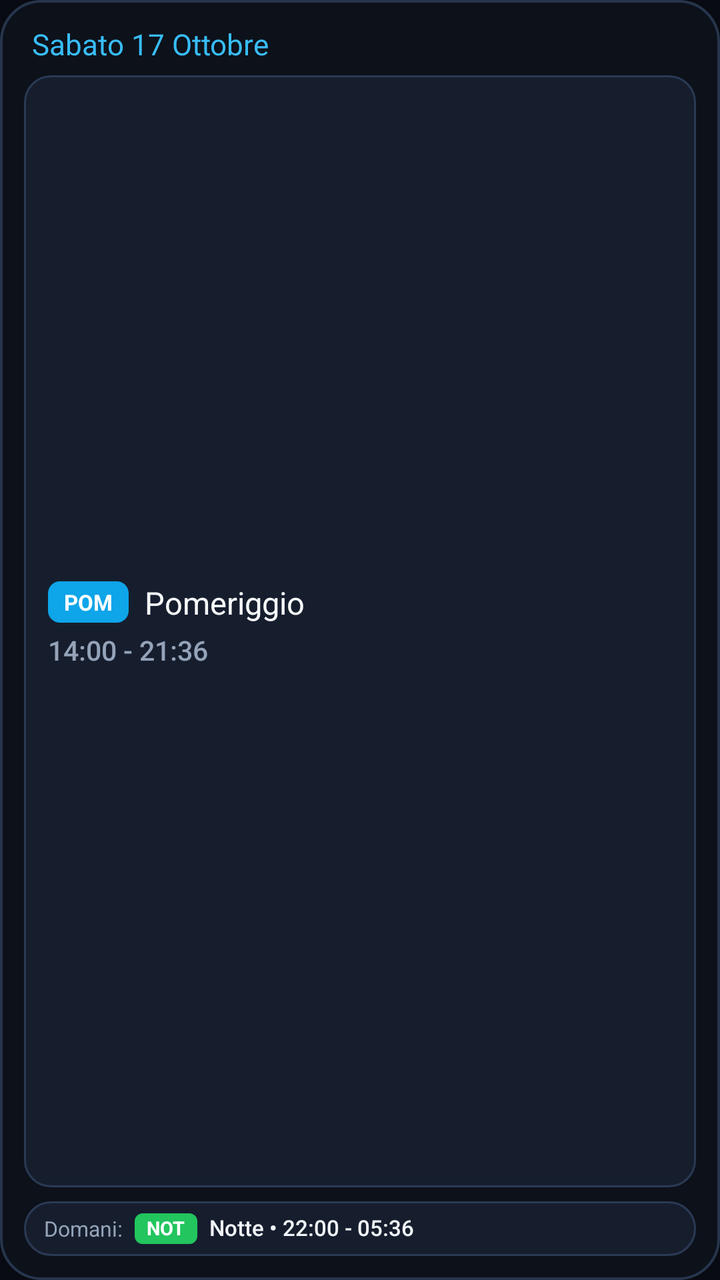
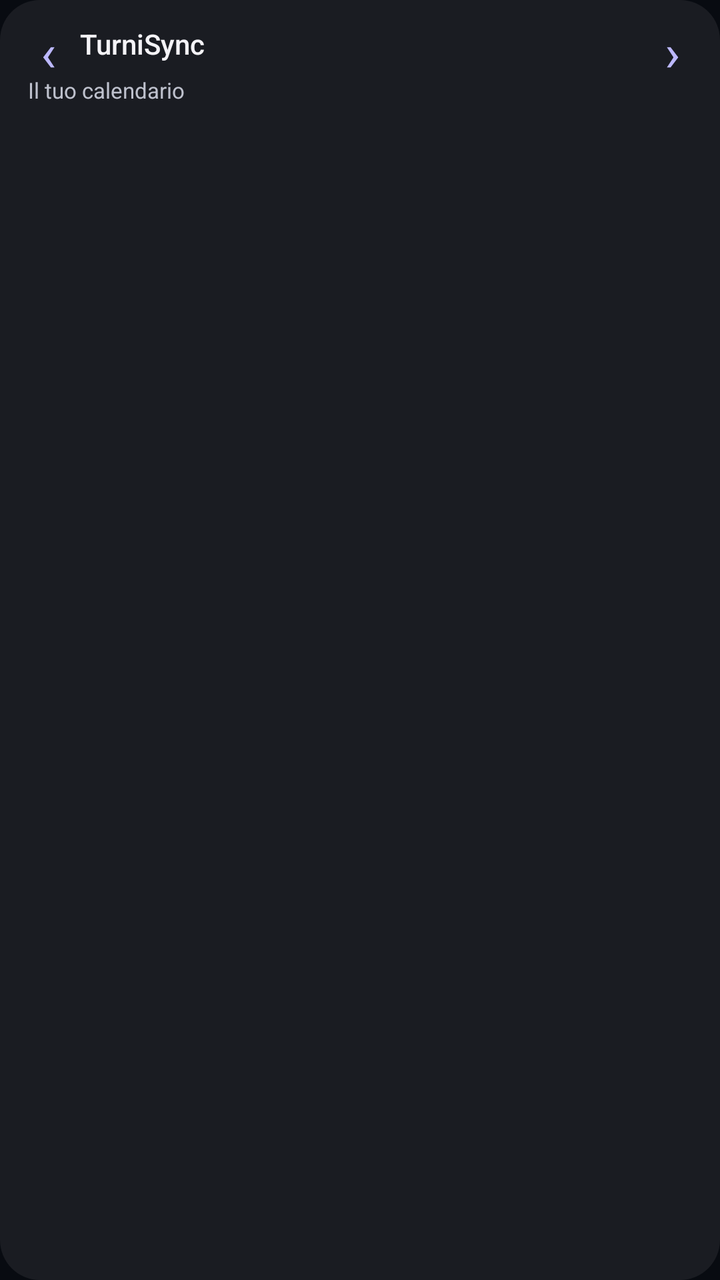

An Android layout rendered at two revisions. The XML below is the earlier revision; the diff shows what the commit changed to produce the second picture.
<!-- AndroidManifest.xml: application theme Theme.CalendarioTurni -->
<!-- res/layout/widget_today_tomorrow.xml -->
<?xml version="1.0" encoding="utf-8"?>
<LinearLayout xmlns:android="http://schemas.android.com/apk/res/android"
    android:id="@+id/widget_tt_root"
    android:layout_width="match_parent"
    android:layout_height="match_parent"
    android:background="@drawable/bg_widget_container"
    android:orientation="vertical"
    android:padding="12dp">

    
    <LinearLayout
        android:layout_width="match_parent"
        android:layout_height="wrap_content"
        android:gravity="center_vertical"
        android:orientation="horizontal"
        android:paddingStart="4dp"
        android:paddingEnd="4dp"
        android:paddingBottom="6dp">

        <TextView
            android:id="@+id/widget_tt_header_date"
            android:layout_width="match_parent"
            android:layout_height="wrap_content"
            android:fontFamily="sans-serif-bold"
            android:singleLine="true"
            android:text="Sabato 17 Ottobre"
            android:textColor="#38BDF8"
            android:textSize="14.5sp" />
    </LinearLayout>

    
    <LinearLayout
        android:id="@+id/widget_tt_today_card"
        android:layout_width="match_parent"
        android:layout_height="0dp"
        android:layout_weight="1"
        android:background="@drawable/bg_widget_card"
        android:gravity="center_vertical"
        android:orientation="vertical"
        android:paddingStart="12dp"
        android:paddingTop="9dp"
        android:paddingEnd="12dp"
        android:paddingBottom="9dp">

        <LinearLayout
            android:layout_width="match_parent"
            android:layout_height="wrap_content"
            android:gravity="center_vertical"
            android:orientation="horizontal">

            <TextView
                android:id="@+id/widget_tt_code_pill"
                android:layout_width="wrap_content"
                android:layout_height="wrap_content"
                android:background="@drawable/bg_widget_badge"
                android:paddingStart="8dp"
                android:paddingTop="3dp"
                android:paddingEnd="8dp"
                android:paddingBottom="3dp"
                android:text="POM"
                android:textColor="#FFFFFF"
                android:textSize="11sp"
                android:textStyle="bold" />

            <TextView
                android:id="@+id/widget_tt_shift_name"
                android:layout_width="0dp"
                android:layout_height="wrap_content"
                android:layout_marginStart="8dp"
                android:layout_weight="1"
                android:ellipsize="end"
                android:fontFamily="sans-serif-bold"
                android:singleLine="true"
                android:text="Pomeriggio"
                android:textColor="#F8FAFC"
                android:textSize="15.5sp" />

            
            <LinearLayout
                android:id="@+id/widget_tt_dots"
                android:layout_width="wrap_content"
                android:layout_height="wrap_content"
                android:layout_marginStart="6dp"
                android:gravity="center_vertical"
                android:orientation="horizontal"
                android:visibility="gone">

                <ImageView
                    android:id="@+id/widget_tt_dot_1"
                    android:layout_width="5dp"
                    android:layout_height="5dp"
                    android:layout_marginEnd="2dp"
                    android:src="@drawable/bg_widget_dot"
                    android:visibility="gone" />

                <ImageView
                    android:id="@+id/widget_tt_dot_2"
                    android:layout_width="5dp"
                    android:layout_height="5dp"
                    android:layout_marginEnd="2dp"
                    android:src="@drawable/bg_widget_dot"
                    android:visibility="gone" />

                <ImageView
                    android:id="@+id/widget_tt_dot_3"
                    android:layout_width="5dp"
                    android:layout_height="5dp"
                    android:src="@drawable/bg_widget_dot"
                    android:visibility="gone" />
            </LinearLayout>
        </LinearLayout>

        <TextView
            android:id="@+id/widget_tt_shift_hours"
            android:layout_width="wrap_content"
            android:layout_height="wrap_content"
            android:layout_marginTop="4dp"
            android:fontFamily="sans-serif-medium"
            android:text="14:00 - 21:36"
            android:textColor="#94A3B8"
            android:textSize="13.5sp" />

        
        <LinearLayout
            android:id="@+id/widget_tt_extra_row"
            android:layout_width="match_parent"
            android:layout_height="wrap_content"
            android:layout_marginTop="6dp"
            android:gravity="center_vertical"
            android:orientation="horizontal">

            <TextView
                android:id="@+id/widget_tt_overtime_badge"
                android:layout_width="wrap_content"
                android:layout_height="wrap_content"
                android:layout_marginEnd="6dp"
                android:background="@drawable/bg_badge_amber"
                android:paddingStart="7dp"
                android:paddingTop="2dp"
                android:paddingEnd="7dp"
                android:paddingBottom="2dp"
                android:text="+2h Straordinario"
                android:textColor="#FFFFFF"
                android:textSize="10sp"
                android:textStyle="bold"
                android:visibility="gone" />

            <TextView
                android:id="@+id/widget_tt_oncall_badge"
                android:layout_width="wrap_content"
                android:layout_height="wrap_content"
                android:layout_marginEnd="6dp"
                android:background="@drawable/bg_badge_purple"
                android:paddingStart="7dp"
                android:paddingTop="2dp"
                android:paddingEnd="7dp"
                android:paddingBottom="2dp"
                android:text="🔔 Reperibile"
                android:textColor="#FFFFFF"
                android:textSize="10sp"
                android:textStyle="bold"
                android:visibility="gone" />

            <TextView
                android:id="@+id/widget_tt_trasferta_badge"
                android:layout_width="wrap_content"
                android:layout_height="wrap_content"
                android:background="@drawable/bg_badge_emerald"
                android:paddingStart="7dp"
                android:paddingTop="2dp"
                android:paddingEnd="7dp"
                android:paddingBottom="2dp"
                android:text="✈ Trasferta"
                android:textColor="#FFFFFF"
                android:textSize="10sp"
                android:textStyle="bold"
                android:visibility="gone" />
        </LinearLayout>

        
        <TextView
            android:id="@+id/widget_tt_notes"
            android:layout_width="match_parent"
            android:layout_height="wrap_content"
            android:layout_marginTop="5dp"
            android:ellipsize="end"
            android:fontFamily="sans-serif-medium"
            android:maxLines="2"
            android:textColor="#CBD5E1"
            android:textSize="10.5sp"
            android:visibility="gone" />
    </LinearLayout>

    
    <LinearLayout
        android:id="@+id/widget_tt_tomorrow_card"
        android:layout_width="match_parent"
        android:layout_height="wrap_content"
        android:layout_marginTop="7dp"
        android:background="@drawable/bg_widget_card"
        android:gravity="center_vertical"
        android:orientation="horizontal"
        android:paddingStart="10dp"
        android:paddingTop="6dp"
        android:paddingEnd="10dp"
        android:paddingBottom="6dp">

        <TextView
            android:id="@+id/widget_tt_tomorrow_label"
            android:layout_width="wrap_content"
            android:layout_height="wrap_content"
            android:fontFamily="sans-serif-bold"
            android:text="Domani:"
            android:textColor="#94A3B8"
            android:textSize="10.5sp" />

        <TextView
            android:id="@+id/widget_tt_tomorrow_badge"
            android:layout_width="wrap_content"
            android:layout_height="wrap_content"
            android:layout_marginStart="6dp"
            android:background="@drawable/bg_badge_green"
            android:includeFontPadding="false"
            android:maxLines="1"
            android:paddingStart="6dp"
            android:paddingTop="2dp"
            android:paddingEnd="6dp"
            android:paddingBottom="2dp"
            android:singleLine="true"
            android:text="NOT"
            android:textColor="#FFFFFF"
            android:textSize="9.5sp"
            android:textStyle="bold" />

        <TextView
            android:id="@+id/widget_tt_tomorrow_shift"
            android:layout_width="0dp"
            android:layout_height="wrap_content"
            android:layout_marginStart="6dp"
            android:layout_weight="1"
            android:ellipsize="end"
            android:fontFamily="sans-serif-medium"
            android:includeFontPadding="false"
            android:maxLines="1"
            android:singleLine="true"
            android:text="Notte • 22:00 - 05:36"
            android:textColor="#F1F5F9"
            android:textSize="11sp" />
    </LinearLayout>

</LinearLayout>
<!-- resources referenced by this layout -->
<resources>
  <!-- drawable bg_badge_amber (drawable) -->
  ﻿<?xml version="1.0" encoding="utf-8"?>
  <shape xmlns:android="http://schemas.android.com/apk/res/android"
      android:shape="rectangle">
      <solid android:color="#F59E0B" />
      <corners android:radius="4dp" />
  </shape>
  <!-- drawable bg_badge_emerald (drawable) -->
  ﻿<?xml version="1.0" encoding="utf-8"?>
  <shape xmlns:android="http://schemas.android.com/apk/res/android"
      android:shape="rectangle">
      <solid android:color="#10B981" />
      <corners android:radius="4dp" />
  </shape>
  <!-- drawable bg_badge_green (drawable) -->
  ﻿<?xml version="1.0" encoding="utf-8"?>
  <shape xmlns:android="http://schemas.android.com/apk/res/android"
      android:shape="rectangle">
      <solid android:color="#22C55E" />
      <corners android:radius="4dp" />
  </shape>
  <!-- drawable bg_badge_purple (drawable) -->
  <?xml version="1.0" encoding="utf-8"?>
  <shape xmlns:android="http://schemas.android.com/apk/res/android"
      android:shape="rectangle">
      <solid android:color="#8B5CF6" />
      <corners android:radius="4dp" />
  </shape>
  <!-- drawable bg_widget_badge (drawable) -->
  <?xml version="1.0" encoding="utf-8"?>
  <shape xmlns:android="http://schemas.android.com/apk/res/android"
      android:shape="rectangle">
      <solid android:color="#0EA5E9" />
      <corners android:radius="6dp" />
  </shape>
  <!-- drawable bg_widget_card (drawable) -->
  <?xml version="1.0" encoding="utf-8"?>
  <shape xmlns:android="http://schemas.android.com/apk/res/android"
      android:shape="rectangle">
      <solid android:color="#161E2E" />
      <corners android:radius="13dp" />
      <stroke
          android:width="1dp"
          android:color="#2A3A54" />
  </shape>
  <!-- drawable bg_widget_container (drawable) -->
  <?xml version="1.0" encoding="utf-8"?>
  <shape xmlns:android="http://schemas.android.com/apk/res/android"
      android:shape="rectangle">
      <solid android:color="#0D111A" />
      <corners android:radius="20dp" />
      <stroke
          android:width="1.2dp"
          android:color="#26354D" />
  </shape>
  <!-- drawable bg_widget_dot (drawable) -->
  <?xml version="1.0" encoding="utf-8"?>
  <shape xmlns:android="http://schemas.android.com/apk/res/android"
      android:shape="oval">
      <solid android:color="#FFFFFF" />
      <size
          android:width="4.5dp"
          android:height="4.5dp" />
  </shape>
  <style name="Theme.CalendarioTurni" parent="android:Theme.Material.NoActionBar">
          <item name="android:statusBarColor">#080B11</item>
          <item name="android:navigationBarColor">#080B11</item>
          <item name="android:windowBackground">#080B11</item>
      </style>
</resources>

<!-- the commit's change to res/layout/widget_today_tomorrow.xml (unified diff, before → after) -->
@@ -1,251 +1,12 @@
 <?xml version="1.0" encoding="utf-8"?>
 <LinearLayout xmlns:android="http://schemas.android.com/apk/res/android"
-    android:id="@+id/widget_tt_root"
-    android:layout_width="match_parent"
-    android:layout_height="match_parent"
-    android:background="@drawable/bg_widget_container"
-    android:orientation="vertical"
-    android:padding="12dp">
-
-    
-    <LinearLayout
-        android:layout_width="match_parent"
-        android:layout_height="wrap_content"
-        android:gravity="center_vertical"
-        android:orientation="horizontal"
-        android:paddingStart="4dp"
-        android:paddingEnd="4dp"
-        android:paddingBottom="6dp">
-
-        <TextView
-            android:id="@+id/widget_tt_header_date"
-            android:layout_width="match_parent"
-            android:layout_height="wrap_content"
-            android:fontFamily="sans-serif-bold"
-            android:singleLine="true"
-            android:text="Sabato 17 Ottobre"
-            android:textColor="#38BDF8"
-            android:textSize="14.5sp" />
+    android:id="@+id/widget_root" android:layout_width="match_parent" android:layout_height="match_parent"
+    android:orientation="vertical" android:background="@drawable/bg_widget_turnisync_dark" android:padding="8dp">
+    <LinearLayout android:layout_width="match_parent" android:layout_height="28dp" android:orientation="horizontal" android:gravity="center_vertical">
+        <TextView android:id="@+id/widget_previous" android:layout_width="32dp" android:layout_height="match_parent" android:gravity="center" android:text="‹" android:textSize="26sp" android:textColor="#BCB8FF" android:contentDescription="Periodo precedente" />
+        <TextView android:id="@+id/widget_title" android:layout_width="0dp" android:layout_weight="1" android:layout_height="match_parent" android:gravity="center_vertical" android:text="TurniSync" android:textSize="14sp" android:fontFamily="sans-serif-medium" android:singleLine="true" android:ellipsize="end" android:textColor="#F4F3F7" />
+        <TextView android:id="@+id/widget_next" android:layout_width="32dp" android:layout_height="match_parent" android:gravity="center" android:text="›" android:textSize="26sp" android:textColor="#BCB8FF" android:contentDescription="Periodo successivo" />
     </LinearLayout>
-
-    
-    <LinearLayout
-        android:id="@+id/widget_tt_today_card"
-        android:layout_width="match_parent"
-        android:layout_height="0dp"
-        android:layout_weight="1"
-        android:background="@drawable/bg_widget_card"
-        android:gravity="center_vertical"
-        android:orientation="vertical"
-        android:paddingStart="12dp"
-        android:paddingTop="9dp"
-        android:paddingEnd="12dp"
-        android:paddingBottom="9dp">
-
-        <LinearLayout
-            android:layout_width="match_parent"
-            android:layout_height="wrap_content"
-            android:gravity="center_vertical"
-            android:orientation="horizontal">
-
-            <TextView
-                android:id="@+id/widget_tt_code_pill"
-                android:layout_width="wrap_content"
-                android:layout_height="wrap_content"
-                android:background="@drawable/bg_widget_badge"
-                android:paddingStart="8dp"
-                android:paddingTop="3dp"
-                android:paddingEnd="8dp"
-                android:paddingBottom="3dp"
-                android:text="POM"
-                android:textColor="#FFFFFF"
-                android:textSize="11sp"
-                android:textStyle="bold" />
-
-            <TextView
-                android:id="@+id/widget_tt_shift_name"
-                android:layout_width="0dp"
-                android:layout_height="wrap_content"
-                android:layout_marginStart="8dp"
-                android:layout_weight="1"
-                android:ellipsize="end"
-                android:fontFamily="sans-serif-bold"
-                android:singleLine="true"
-                android:text="Pomeriggio"
-                android:textColor="#F8FAFC"
-                android:textSize="15.5sp" />
-
-            
-            <LinearLayout
-                android:id="@+id/widget_tt_dots"
-                android:layout_width="wrap_content"
-                android:layout_height="wrap_content"
-                android:layout_marginStart="6dp"
-                android:gravity="center_vertical"
-                android:orientation="horizontal"
-                android:visibility="gone">
-
-                <ImageView
-                    android:id="@+id/widget_tt_dot_1"
-                    android:layout_width="5dp"
-                    android:layout_height="5dp"
-                    android:layout_marginEnd="2dp"
-                    android:src="@drawable/bg_widget_dot"
-                    android:visibility="gone" />
-
-                <ImageView
-                    android:id="@+id/widget_tt_dot_2"
-                    android:layout_width="5dp"
-                    android:layout_height="5dp"
-                    android:layout_marginEnd="2dp"
-                    android:src="@drawable/bg_widget_dot"
-                    android:visibility="gone" />
-
-                <ImageView
-                    android:id="@+id/widget_tt_dot_3"
-                    android:layout_width="5dp"
-                    android:layout_height="5dp"
-                    android:src="@drawable/bg_widget_dot"
-                    android:visibility="gone" />
-            </LinearLayout>
-        </LinearLayout>
-
-        <TextView
-            android:id="@+id/widget_tt_shift_hours"
-            android:layout_width="wrap_content"
-            android:layout_height="wrap_content"
-            android:layout_marginTop="4dp"
-            android:fontFamily="sans-serif-medium"
-            android:text="14:00 - 21:36"
-            android:textColor="#94A3B8"
-            android:textSize="13.5sp" />
-
-        
-        <LinearLayout
-            android:id="@+id/widget_tt_extra_row"
-            android:layout_width="match_parent"
-            android:layout_height="wrap_content"
-            android:layout_marginTop="6dp"
-            android:gravity="center_vertical"
-            android:orientation="horizontal">
-
-            <TextView
-                android:id="@+id/widget_tt_overtime_badge"
-                android:layout_width="wrap_content"
-                android:layout_height="wrap_content"
-                android:layout_marginEnd="6dp"
-                android:background="@drawable/bg_badge_amber"
-                android:paddingStart="7dp"
-                android:paddingTop="2dp"
-                android:paddingEnd="7dp"
-                android:paddingBottom="2dp"
-                android:text="+2h Straordinario"
-                android:textColor="#FFFFFF"
-                android:textSize="10sp"
-                android:textStyle="bold"
-                android:visibility="gone" />
-
-            <TextView
-                android:id="@+id/widget_tt_oncall_badge"
-                android:layout_width="wrap_content"
-                android:layout_height="wrap_content"
-                android:layout_marginEnd="6dp"
-                android:background="@drawable/bg_badge_purple"
-                android:paddingStart="7dp"
-                android:paddingTop="2dp"
-                android:paddingEnd="7dp"
-                android:paddingBottom="2dp"
-                android:text="🔔 Reperibile"
-                android:textColor="#FFFFFF"
-                android:textSize="10sp"
-                android:textStyle="bold"
-                android:visibility="gone" />
-
-            <TextView
-                android:id="@+id/widget_tt_trasferta_badge"
-                android:layout_width="wrap_content"
-                android:layout_height="wrap_content"
-                android:background="@drawable/bg_badge_emerald"
-                android:paddingStart="7dp"
-                android:paddingTop="2dp"
-                android:paddingEnd="7dp"
-                android:paddingBottom="2dp"
-                android:text="✈ Trasferta"
-                android:textColor="#FFFFFF"
-                android:textSize="10sp"
-                android:textStyle="bold"
-                android:visibility="gone" />
-        </LinearLayout>
-
-        
-        <TextView
-            android:id="@+id/widget_tt_notes"
-            android:layout_width="match_parent"
-            android:layout_height="wrap_content"
-            android:layout_marginTop="5dp"
-            android:ellipsize="end"
-            android:fontFamily="sans-serif-medium"
-            android:maxLines="2"
-            android:textColor="#CBD5E1"
-            android:textSize="10.5sp"
-            android:visibility="gone" />
-    </LinearLayout>
-
-    
-    <LinearLayout
-        android:id="@+id/widget_tt_tomorrow_card"
-        android:layout_width="match_parent"
-        android:layout_height="wrap_content"
-        android:layout_marginTop="7dp"
-        android:background="@drawable/bg_widget_card"
-        android:gravity="center_vertical"
-        android:orientation="horizontal"
-        android:paddingStart="10dp"
-        android:paddingTop="6dp"
-        android:paddingEnd="10dp"
-        android:paddingBottom="6dp">
-
-        <TextView
-            android:id="@+id/widget_tt_tomorrow_label"
-            android:layout_width="wrap_content"
-            android:layout_height="wrap_content"
-            android:fontFamily="sans-serif-bold"
-            android:text="Domani:"
-            android:textColor="#94A3B8"
-            android:textSize="10.5sp" />
-
-        <TextView
-            android:id="@+id/widget_tt_tomorrow_badge"
-            android:layout_width="wrap_content"
-            android:layout_height="wrap_content"
-            android:layout_marginStart="6dp"
-            android:background="@drawable/bg_badge_green"
-            android:includeFontPadding="false"
-            android:maxLines="1"
-            android:paddingStart="6dp"
-            android:paddingTop="2dp"
-            android:paddingEnd="6dp"
-            android:paddingBottom="2dp"
-            android:singleLine="true"
-            android:text="NOT"
-            android:textColor="#FFFFFF"
-            android:textSize="9.5sp"
-            android:textStyle="bold" />
-
-        <TextView
-            android:id="@+id/widget_tt_tomorrow_shift"
-            android:layout_width="0dp"
-            android:layout_height="wrap_content"
-            android:layout_marginStart="6dp"
-            android:layout_weight="1"
-            android:ellipsize="end"
-            android:fontFamily="sans-serif-medium"
-            android:includeFontPadding="false"
-            android:maxLines="1"
-            android:singleLine="true"
-            android:text="Notte • 22:00 - 05:36"
-            android:textColor="#F1F5F9"
-            android:textSize="11sp" />
-    </LinearLayout>
-
+    <TextView android:id="@+id/widget_profile" android:layout_width="match_parent" android:layout_height="18dp" android:gravity="center_vertical" android:paddingStart="6dp" android:text="Il tuo calendario" android:textSize="11sp" android:singleLine="true" android:ellipsize="end" android:textColor="#BEC1CD" />
+    <LinearLayout android:id="@+id/widget_rows" android:layout_width="match_parent" android:layout_height="0dp" android:layout_weight="1" android:orientation="vertical" />
 </LinearLayout>
<!-- resource entries referenced after the edit -->
@@ -1,69 +1,8 @@
 <!-- resources referenced by this layout -->
 <resources>
-  <!-- drawable bg_badge_amber (drawable) -->
-  ﻿<?xml version="1.0" encoding="utf-8"?>
-  <shape xmlns:android="http://schemas.android.com/apk/res/android"
-      android:shape="rectangle">
-      <solid android:color="#F59E0B" />
-      <corners android:radius="4dp" />
-  </shape>
-  <!-- drawable bg_badge_emerald (drawable) -->
-  ﻿<?xml version="1.0" encoding="utf-8"?>
-  <shape xmlns:android="http://schemas.android.com/apk/res/android"
-      android:shape="rectangle">
-      <solid android:color="#10B981" />
-      <corners android:radius="4dp" />
-  </shape>
-  <!-- drawable bg_badge_green (drawable) -->
-  ﻿<?xml version="1.0" encoding="utf-8"?>
-  <shape xmlns:android="http://schemas.android.com/apk/res/android"
-      android:shape="rectangle">
-      <solid android:color="#22C55E" />
-      <corners android:radius="4dp" />
-  </shape>
-  <!-- drawable bg_badge_purple (drawable) -->
+  <!-- drawable bg_widget_turnisync_dark (drawable) -->
   <?xml version="1.0" encoding="utf-8"?>
-  <shape xmlns:android="http://schemas.android.com/apk/res/android"
-      android:shape="rectangle">
-      <solid android:color="#8B5CF6" />
-      <corners android:radius="4dp" />
-  </shape>
-  <!-- drawable bg_widget_badge (drawable) -->
-  <?xml version="1.0" encoding="utf-8"?>
-  <shape xmlns:android="http://schemas.android.com/apk/res/android"
-      android:shape="rectangle">
-      <solid android:color="#0EA5E9" />
-      <corners android:radius="6dp" />
-  </shape>
-  <!-- drawable bg_widget_card (drawable) -->
-  <?xml version="1.0" encoding="utf-8"?>
-  <shape xmlns:android="http://schemas.android.com/apk/res/android"
-      android:shape="rectangle">
-      <solid android:color="#161E2E" />
-      <corners android:radius="13dp" />
-      <stroke
-          android:width="1dp"
-          android:color="#2A3A54" />
-  </shape>
-  <!-- drawable bg_widget_container (drawable) -->
-  <?xml version="1.0" encoding="utf-8"?>
-  <shape xmlns:android="http://schemas.android.com/apk/res/android"
-      android:shape="rectangle">
-      <solid android:color="#0D111A" />
-      <corners android:radius="20dp" />
-      <stroke
-          android:width="1.2dp"
-          android:color="#26354D" />
-  </shape>
-  <!-- drawable bg_widget_dot (drawable) -->
-  <?xml version="1.0" encoding="utf-8"?>
-  <shape xmlns:android="http://schemas.android.com/apk/res/android"
-      android:shape="oval">
-      <solid android:color="#FFFFFF" />
-      <size
-          android:width="4.5dp"
-          android:height="4.5dp" />
-  </shape>
+  <shape xmlns:android="http://schemas.android.com/apk/res/android" android:shape="rectangle"><solid android:color="#1A1C22" /><corners android:radius="20dp" /></shape>
   <style name="Theme.CalendarioTurni" parent="android:Theme.Material.NoActionBar">
           <item name="android:statusBarColor">#080B11</item>
           <item name="android:navigationBarColor">#080B11</item>
